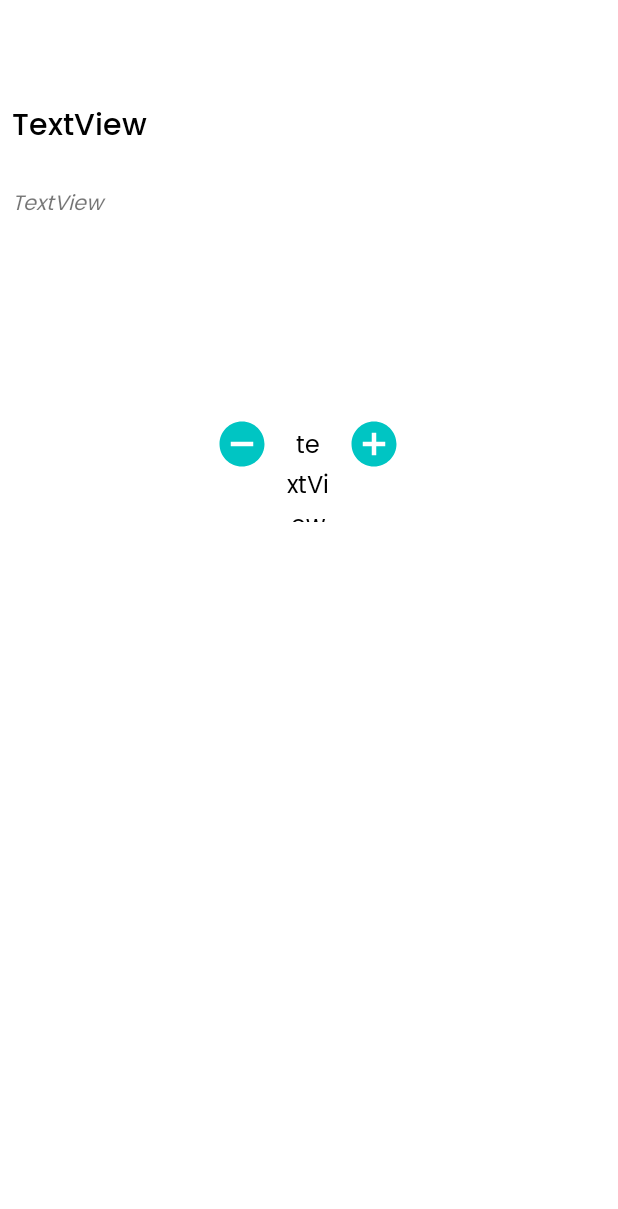
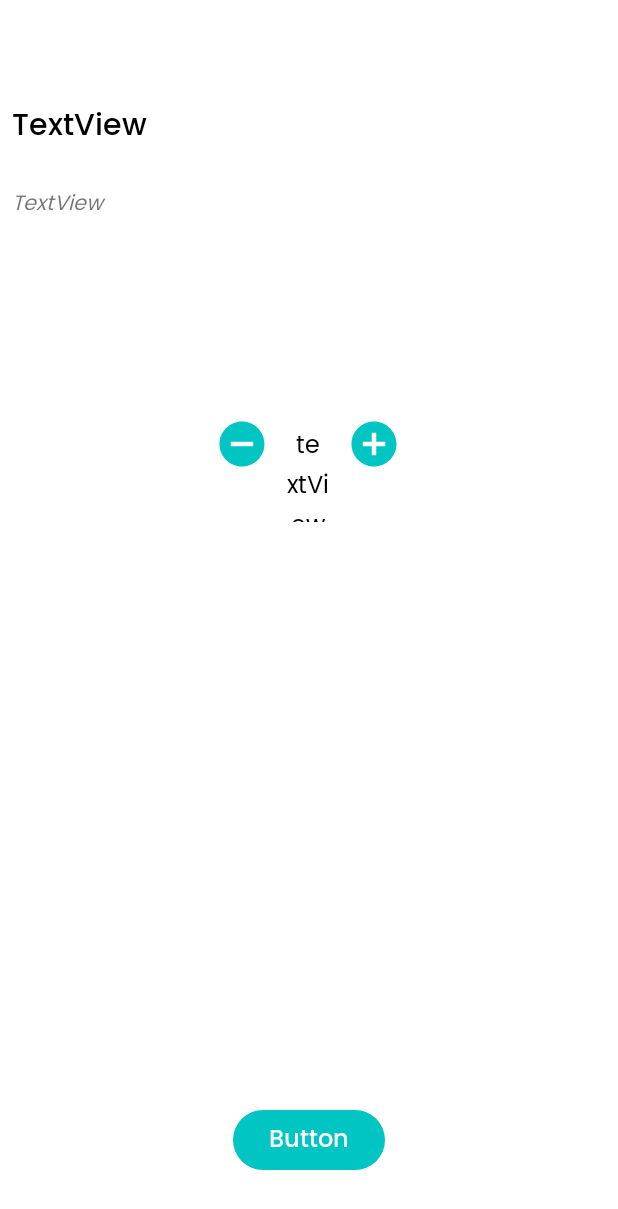
Before and after one commit to elise-rey/AndroidERestaurant, an Android app: the layout activity_details.xml on its own in the app's theme, with its tools: preview values and no code run, on a phone screen of 412 x 824 dp. Shown: the top 1209 px of the screen. Run offline under Robolectric (Android 15) with nearby library versions, the phone set to English and light mode, and no system bars; network calls fail.

Commit message:
Counter + 'add to cart' button

```diff
--- a/app/src/main/java/fr/isen/rey/androiderestaurant/ItemAdapter.kt
+++ b/app/src/main/java/fr/isen/rey/androiderestaurant/ItemAdapter.kt
@@ -10,7 +10,7 @@ import com.squareup.picasso.Picasso
 import fr.isen.rey.androiderestaurant.databinding.CellFoodBinding
 import fr.isen.rey.androiderestaurant.network.Dish
 
-class ItemAdapter(val listItem: List<Dish>, val itemClickListener: (Dish) -> Unit): RecyclerView.Adapter<ItemAdapter.ItemViewHolder>() {
+class ItemAdapter(private val listItem: List<Dish>, private val itemClickListener: (Dish) -> Unit): RecyclerView.Adapter<ItemAdapter.ItemViewHolder>() {
     class ItemViewHolder(binding: CellFoodBinding): RecyclerView.ViewHolder(binding.root) {
         val foodItem: TextView = binding.foodView
         val priceItem: TextView = binding.priceView
--- a/app/src/main/java/fr/isen/rey/androiderestaurant/detail/PhotoAdapter.kt
+++ b/app/src/main/java/fr/isen/rey/androiderestaurant/detail/PhotoAdapter.kt
@@ -4,7 +4,7 @@ import androidx.appcompat.app.AppCompatActivity
 import androidx.fragment.app.Fragment
 import androidx.viewpager2.adapter.FragmentStateAdapter
 
-class PhotoAdapter(activity: AppCompatActivity, val list: List<String>): FragmentStateAdapter(activity) {
+class PhotoAdapter(activity: AppCompatActivity, private val list: List<String>): FragmentStateAdapter(activity) {
     override fun getItemCount(): Int {
         return list.count()
     }
--- a/app/src/main/res/layout/activity_details.xml
+++ b/app/src/main/res/layout/activity_details.xml
@@ -66,12 +66,7 @@
             android:layout_weight="1"
             android:backgroundTint="#00FFFFFF"
             app:srcCompat="@drawable/ic_less"
-            tools:ignore="SpeakableTextPresentCheck"
-            android:clickable="true"
-            android:focusable="true"
-            android:foreground="?attr/selectableItemBackground"
-            android:color="?android:colorControlHighlight"
-            />
+            tools:ignore="SpeakableTextPresentCheck" />
 
         <TextView
             android:id="@+id/nbItem"
@@ -103,4 +98,19 @@
         app:layout_constraintStart_toStartOf="parent"
         app:layout_constraintTop_toTopOf="parent" />
 
+    <Button
+        android:id="@+id/addToCart"
+        style="@style/Widget.Material3.Button"
+        android:layout_width="wrap_content"
+        android:layout_height="wrap_content"
+        android:layout_marginBottom="40dp"
+        android:fontFamily="@font/poppins_medium"
+        android:text="Button"
+        android:textColor="@color/white"
+        android:textSize="16sp"
+        app:cornerRadius="24dp"
+        app:layout_constraintBottom_toBottomOf="parent"
+        app:layout_constraintEnd_toEndOf="parent"
+        app:layout_constraintStart_toStartOf="parent" />
+
 </androidx.constraintlayout.widget.ConstraintLayout>
--- a/app/src/main/res/values/strings.xml
+++ b/app/src/main/res/values/strings.xml
@@ -9,4 +9,5 @@
     <string name="toastMain">Ouverture des plats...</string>
     <string name="toastDessert">Ouverture des desserts...</string>
 
+    <string name="total">Ajouter au panier - </string>
 </resources>
```
Also changed, not shown: app/src/main/java/fr/isen/rey/androiderestaurant/cart/Cart.kt (added, +11 -0 lines), app/src/main/java/fr/isen/rey/androiderestaurant/detail/DetailsActivity.kt (+26 -11 lines).
